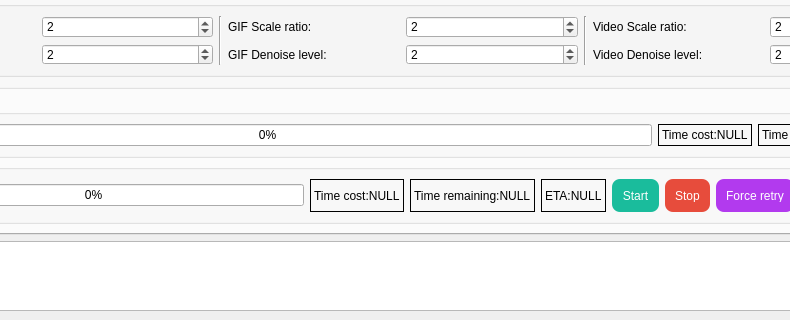
Above: SRC/Waifu2x-Extension-QT/mainwindow.ui from AaronFeng753/Waifu2x-Extension-GUI before the change; both pictures show x 180 to 970 and y 427 to 747 of the 1166 by 747 pixel window. Below: the same form after it.
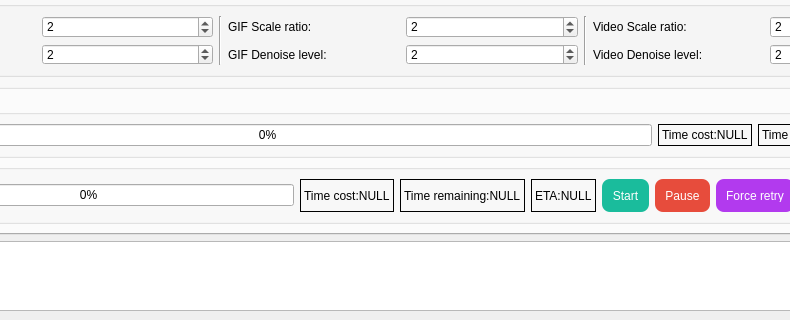
That is the form after the change. The open tabs and pages were chosen to show the change. Icons and pictures are not drawn.

Diff of the .ui file:
```diff
--- a/SRC/Waifu2x-Extension-QT/mainwindow.ui
+++ b/SRC/Waifu2x-Extension-QT/mainwindow.ui
@@ -376,7 +376,7 @@
 }</string>
              </property>
              <property name="text">
-              <string>Stop</string>
+              <string>Pause</string>
              </property>
             </widget>
            </item>
```
Left out of the diff: 2 changed lines with no effect on the pictures.
